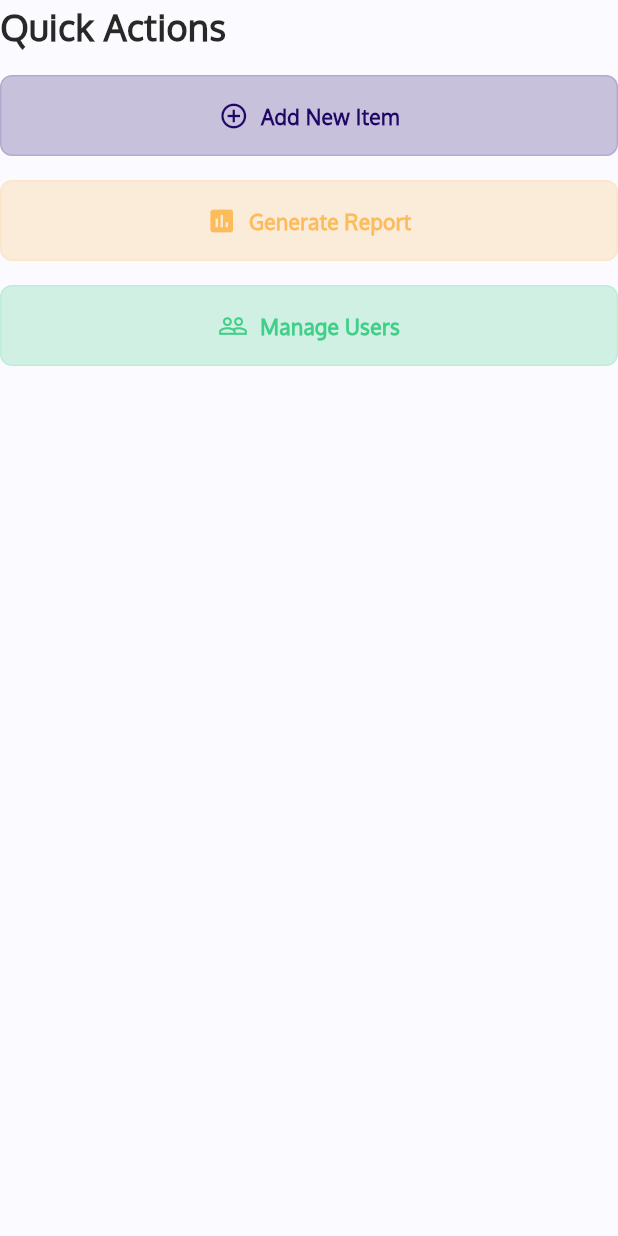
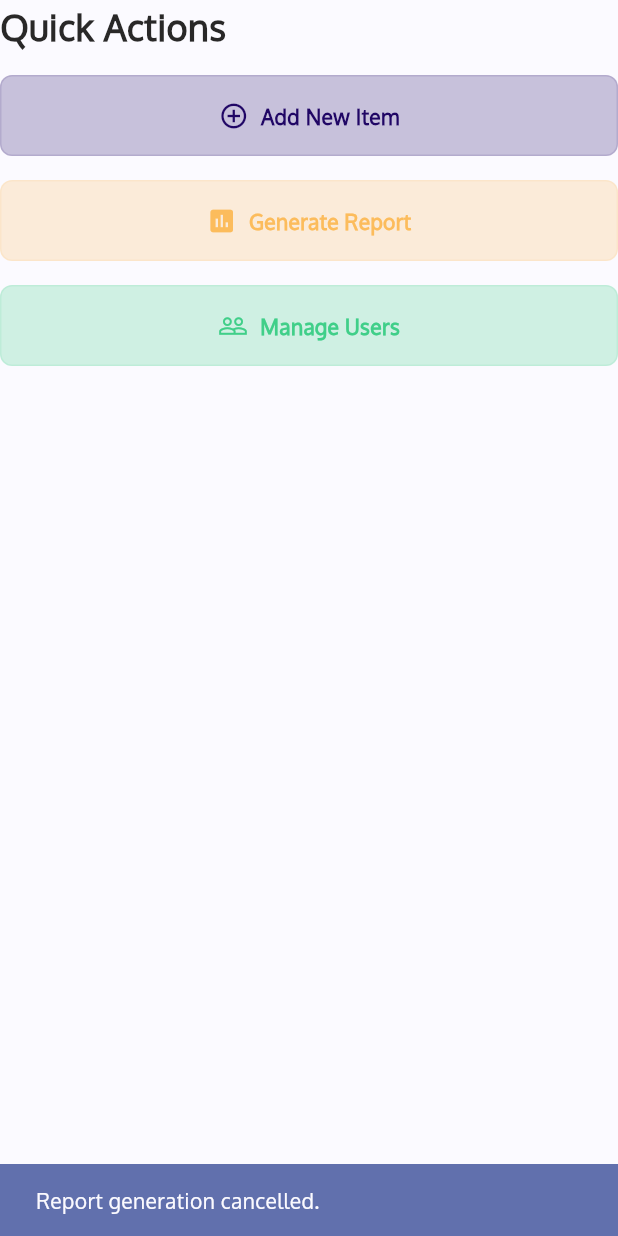
Before and after one commit to defUserName-404/Stockify, a Flutter app: the QuickActions widget shown alone on an empty page, opened directly, after a tap on "Generate Report", on a phone screen of 412 x 824 dp. Run offline on Flutter 3.47's test engine with Material 3 defaults, Android fonts, the phone set to English and light mode, and no system bars; our stand-ins replace csv, file_picker, fl_chart, flutter_local_notifications, open_file and 2 more; missing offline and left inert: dart:ffi, excel; accounts and stored records are empty; statements that could not run were skipped.

Commit message:
report generation is now complete

```diff
--- a/stockify_app_flutter/lib/common/data/exceptions/data_exception.dart
+++ b/stockify_app_flutter/lib/common/data/exceptions/data_exception.dart
@@ -1,20 +1,37 @@
-class DataExportException implements Exception {
+abstract interface class DataException {}
+
+final class DataExportException implements DataException {
   final String message;
+
   DataExportException(this.message);
+
   @override
-  String toString() => 'DataExportException: $message';
+  String toString() => message;
 }
 
-class DataImportException implements Exception {
+final class DataImportException implements DataException {
   final String message;
+
   DataImportException(this.message);
+
   @override
-  String toString() => 'DataImportException: $message';
+  String toString() => message;
 }
 
-class DataCancelledException implements Exception {
+final class DataGenerateReportException implements DataException {
   final String message;
+
+  DataGenerateReportException(this.message);
+
+  @override
+  String toString() => '$message';
+}
+
+final class DataCancelledException implements DataException {
+  final String message;
+
   DataCancelledException(this.message);
+
   @override
-  String toString() => 'DataCancelledException: $message';
+  String toString() => message;
 }
--- a/stockify_app_flutter/lib/feature/dashboard/widget/quick_actions.dart
+++ b/stockify_app_flutter/lib/feature/dashboard/widget/quick_actions.dart
@@ -1,4 +1,6 @@
+import 'package:file_picker/file_picker.dart';
 import 'package:flutter/material.dart';
+import 'package:stockify_app_flutter/common/data/service/data_service.dart';
 
 import '../../../common/theme/colors.dart';
 
@@ -34,8 +36,32 @@ class QuickActions extends StatelessWidget {
               'Generate Report',
               Icons.assessment,
               AppColors.colorAccent,
-              () {
-                // Navigate to reports screen
+              () async {
+                try {
+                  String? outputFile = await FilePicker.platform.saveFile(
+                    dialogTitle: 'Save Report',
+                    fileName: 'inventory_report.pdf',
+                    type: FileType.custom,
+                    allowedExtensions: ['pdf'],
+                  );
+                  if (outputFile != null) {
+                    final dataService = DataService.instance;
+                    await dataService.generatePdfReport(filePath: outputFile);
+                    ScaffoldMessenger.of(context).showSnackBar(
+                      const SnackBar(
+                          content: Text('Report generated successfully!')),
+                    );
+                  } else {
+                    ScaffoldMessenger.of(context).showSnackBar(
+                      const SnackBar(
+                          content: Text('Report generation cancelled.')),
+                    );
+                  }
+                } catch (e) {
+                  ScaffoldMessenger.of(context).showSnackBar(
+                    SnackBar(content: Text('Error generating report: $e')),
+                  );
+                }
               },
             ),
             _buildActionButton(
--- a/stockify_app_flutter/lib/feature/settings/screen/settings_screen.dart
+++ b/stockify_app_flutter/lib/feature/settings/screen/settings_screen.dart
@@ -1,3 +1,4 @@
+import 'package:file_picker/file_picker.dart';
 import 'package:flutter/material.dart';
 import 'package:provider/provider.dart';
 import 'package:stockify_app_flutter/common/shortcuts/app_shortcuts.dart';
@@ -92,6 +93,37 @@ class _SettingsScreenState extends State<SettingsScreen> {
                   },
                 ),
               ),
+            ListTile(
+              leading: const Icon(Icons.picture_as_pdf),
+              title: const Text('Generate Report'),
+              subtitle: const Text('Generate a PDF report of the inventory.'),
+              onTap: () async {
+                try {
+                  String? outputFile = await FilePicker.platform.saveFile(
+                    dialogTitle: 'Save Report',
+                    fileName: 'inventory_report.pdf',
+                    type: FileType.custom,
+                    allowedExtensions: ['pdf'],
+                  );
+                  if (outputFile != null) {
+                    await dataService.generatePdfReport(filePath: outputFile);
+                    ScaffoldMessenger.of(context).showSnackBar(
+                      const SnackBar(
+                          content: Text('Report generated successfully!')),
+                    );
+                  } else {
+                    ScaffoldMessenger.of(context).showSnackBar(
+                      const SnackBar(
+                          content: Text('Report generation cancelled.')),
+                    );
+                  }
+                } catch (e) {
+                  ScaffoldMessenger.of(context).showSnackBar(
+                    SnackBar(content: Text('Error generating report: $e')),
+                  );
+                }
+              },
+            ),
             ListTile(
               leading: const Icon(Icons.upload_file),
               title: const Text('Import Data'),
```
Also changed, not shown: stockify_app_flutter/lib/common/data/service/data_service.dart (+18 -2 lines), stockify_app_flutter/lib/common/data/service/report_service.dart (added, +154 -0 lines), stockify_app_flutter/lib/feature/item/service/report_service.dart (added, +152 -0 lines), stockify_app_flutter/pubspec.yaml (+11 -14 lines), stockify_app_flutter/pubspec.lock, 3 other files.
